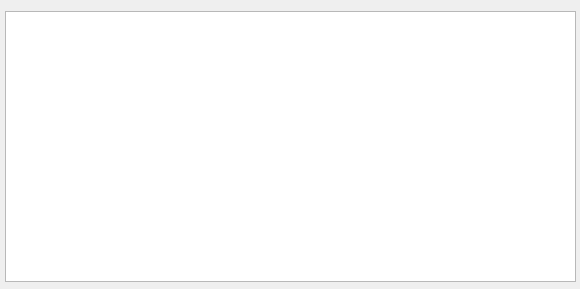
Qt form name_form2.ui (TrinhLab/CASPERapp) before a commit.
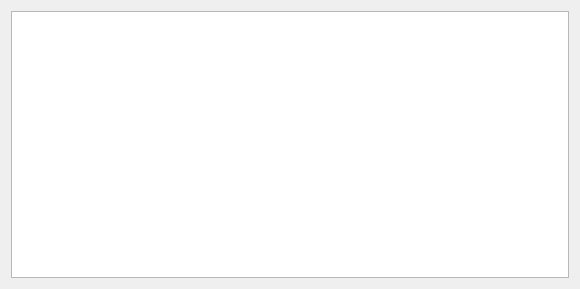
The same form after that commit.

```diff
--- a/name_form2.ui
+++ b/name_form2.ui
@@ -13,16 +13,11 @@
   <property name="windowTitle">
    <string>Show Names</string>
   </property>
-  <widget class="QTableWidget" name="name_table2">
-   <property name="geometry">
-    <rect>
-     <x>5</x>
-     <y>11</y>
-     <width>571</width>
-     <height>271</height>
-    </rect>
-   </property>
-  </widget>
+  <layout class="QGridLayout" name="gridLayout">
+   <item row="0" column="0">
+    <widget class="QTableWidget" name="name_table2"/>
+   </item>
+  </layout>
  </widget>
  <resources/>
  <connections/>
```
